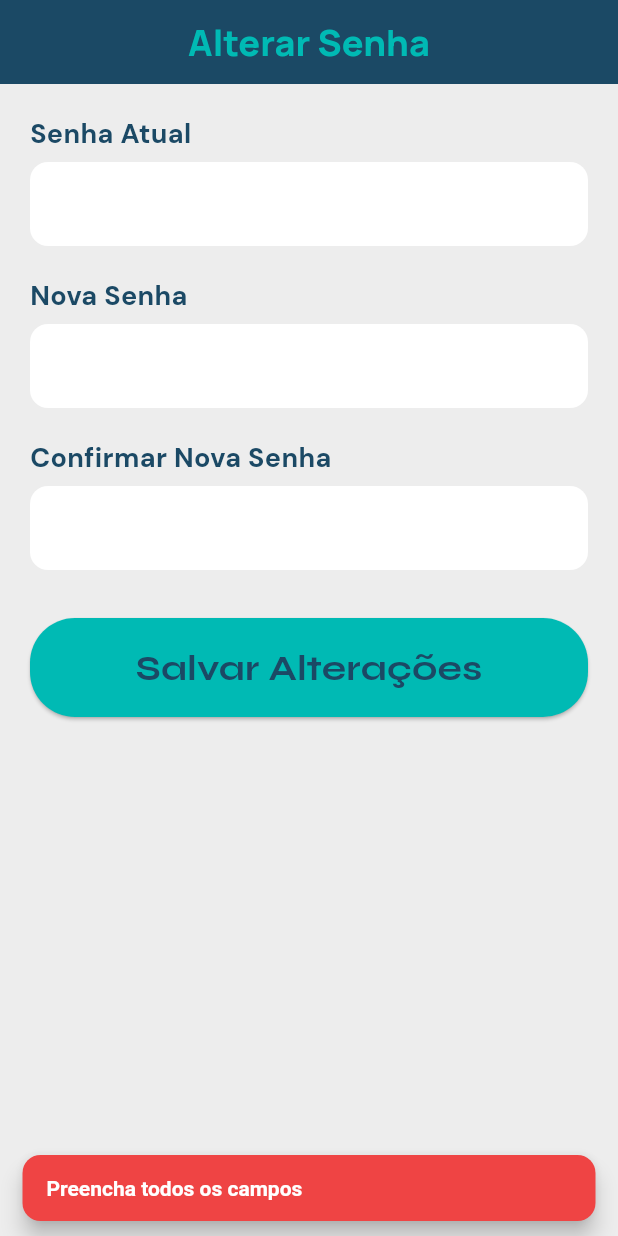
After one commit to larybino/MedApp, a Flutter app: the ChangePasswordScreen screen opened by its route, after a tap on "Salvar Alterações", on a phone screen of 412 x 824 dp. The commit adds this screen. Run offline on Flutter 3.47's test engine with Material 3 defaults, Android fonts, the phone set to English and light mode, and no system bars; our stand-ins replace dio, flutter_secure_storage, go_router, google_fonts, image_picker, mask_text_input_formatter; accounts and stored records are empty.

Commit message:
feat(frontend): adds change password screen

```diff
--- a/frontend/lib/core/api/api_endpoints.dart
+++ b/frontend/lib/core/api/api_endpoints.dart
@@ -19,5 +19,6 @@ class ApiEndpoints {
   static const String register = '/users/register';
   static const String forgotPassword = '/users/forgot-password';
   static const String resetPassword = '/users/reset-password';
+  static const String changePassword = '/users/change-password';
   static String userById(int id) => '/users/$id';
 }
--- a/frontend/lib/core/routing/routes.dart
+++ b/frontend/lib/core/routing/routes.dart
@@ -1,4 +1,5 @@
 import 'package:flutter/material.dart';
+import 'package:frontend/features/user/screens/change_password_screen.dart';
 import 'package:go_router/go_router.dart';
 import 'package:frontend/features/auth/screens/forgot_password_screen.dart';
 import 'package:frontend/features/auth/screens/login_screen.dart';
@@ -16,6 +17,7 @@ class Routes {
   static const String register = '/register';
   static const String forgotPassword = '/forgot-password';
   static const String resetPassword = '/reset-password';
+  static const String changePassword = '/change-password';
   static const String userProfile = '/user-profile';
   static const String editUser = '/edit-user';
   static const String settings = '/settings';
@@ -27,10 +29,10 @@ class Routes {
         path: splash,
         builder: (context, state) => const SplashScreen(),
       ),
-      GoRoute(
-        path: home,
-        // builder: (context, state) => const HomeScreen(),
-      ),
+      // GoRoute(
+      //   path: home,
+      //   // builder: (context, state) => const HomeScreen(),
+      // ),
       GoRoute(
         path: settings,
         builder: (context, state) => const SettingsScreen(),
@@ -52,6 +54,10 @@ class Routes {
         builder: (context, state) => const ResetPasswordScreen(),
       ),
       GoRoute(
+        path: changePassword,
+        builder: (context, state) => const ChangePasswordScreen(),
+      ),
+      GoRoute(
         path: userProfile,
         builder: (context, state) => const UserProfileScreen(),
       ),
--- a/frontend/lib/features/service/user_service.dart
+++ b/frontend/lib/features/service/user_service.dart
@@ -27,6 +27,17 @@ class UserService {
     }
   }
 
+  Future<void> changePassword(Map<String, dynamic> data) async {
+    try {
+      await _dio.post(
+        ApiEndpoints.changePassword,
+        data: data,
+      );
+    } on DioException catch (e) {
+      throw _handleError(e);
+    }
+  }
+
   String _handleError(DioException e) {
     if (e.response != null) {
       return e.response?.data['error']?.toString() ?? 'Erro desconhecido';
--- a/frontend/lib/features/settings/screens/settings_screen.dart
+++ b/frontend/lib/features/settings/screens/settings_screen.dart
@@ -103,6 +103,20 @@ class _SettingsScreenState extends State<SettingsScreen> {
                   ),
                   const Divider(height: 1, color: AppColors.lightGrey),
                   ListTile(
+                    leading: Icon(Icons.key),
+                    title: Text('Alterar senha'),
+                    trailing: Icon(Icons.arrow_forward_ios),
+                    iconColor: AppColors.secondary,
+                    onTap: () async {
+                      final updated = await context.push<bool>(Routes.changePassword);
+                      if (updated == true) {
+                        await context.read<UserProvider>().refreshUser();
+                      }
+                    },
+                    textColor: AppColors.secondary,
+                  ),
+                  const Divider(height: 1, color: AppColors.lightGrey),
+                  ListTile(
                     leading: Icon(Icons.notifications),
                     title: Text('Notificação'),
                     trailing: Icon(Icons.arrow_forward_ios),
--- /dev/null
+++ b/frontend/lib/features/user/screens/change_password_screen.dart
@@ -0,0 +1,166 @@
+import 'package:flutter/material.dart';
+import 'package:go_router/go_router.dart';
+
+import 'package:frontend/shared/widgets/index.dart';
+import 'package:frontend/features/service/user_service.dart';
+
+class ChangePasswordScreen extends StatefulWidget {
+  const ChangePasswordScreen({super.key});
+
+  @override
+  State<ChangePasswordScreen> createState() =>
+      _ChangePasswordScreenState();
+}
+
+class _ChangePasswordScreenState
+    extends State<ChangePasswordScreen> {
+  final _oldPasswordController = TextEditingController();
+  final _newPasswordController = TextEditingController();
+  final _confirmPasswordController = TextEditingController();
+
+  final _userService = UserService();
+
+  bool _isLoading = false;
+
+  Future<void> _changePassword() async {
+    final currentPassword =
+        _oldPasswordController.text.trim();
+
+    final newPassword =
+        _newPasswordController.text.trim();
+
+    final confirmPassword =
+        _confirmPasswordController.text.trim();
+
+    if (currentPassword.isEmpty ||
+        newPassword.isEmpty ||
+        confirmPassword.isEmpty) {
+      ErrorMessage.show(
+        context,
+        'Preencha todos os campos',
+      );
+      return;
+    }
+
+    if (newPassword.length < 6) {
+      ErrorMessage.show(
+        context,
+        'A nova senha deve ter pelo menos 6 caracteres',
+      );
+      return;
+    }
+
+    if (newPassword != confirmPassword) {
+      ErrorMessage.show(
+        context,
+        'As senhas não coincidem',
+      );
+      return;
+    }
+
+    setState(() => _isLoading = true);
+
+    try {
+      await _userService.changePassword(
+        {
+          'oldPassword': currentPassword,
+          'newPassword': newPassword,
+        },
+      );
+
+      if (!mounted) return;
+
+      ScaffoldMessenger.of(context).showSnackBar(
+        const SnackBar(
+          content: Text('Senha alterada com sucesso!'),
+        ),
+      );
+
+      context.pop();
+    } catch (e) {
+      if (!mounted) return;
+
+      ErrorMessage.show(
+        context,
+        e.toString(),
+      );
+    } finally {
+      if (mounted) {
+        setState(() => _isLoading = false);
+      }
+    }
+  }
+
+  @override
+  void dispose() {
+    _oldPasswordController.dispose();
+    _newPasswordController.dispose();
+    _confirmPasswordController.dispose();
+    super.dispose();
+  }
+
+  @override
+  Widget build(BuildContext context) {
+    final width = MediaQuery.of(context).size.width;
+
+    return Scaffold(
+      appBar: AppBar(
+        title: const Text('Alterar Senha'),
+        centerTitle: true,
+      ),
+      body: _isLoading
+          ? const Center(
+              child: CircularProgressIndicator(),
+            )
+          : SingleChildScrollView(
+              padding: const EdgeInsets.all(20),
+              child: Center(
+                child: ConstrainedBox(
+                  constraints: BoxConstraints(
+                    maxWidth:
+                        width * 0.97 > 500
+                            ? 500
+                            : width * 0.97,
+                  ),
+                  child: Column(
+                    crossAxisAlignment:
+                        CrossAxisAlignment.stretch,
+                    children: [
+                      CustomTextField(
+                        label: 'Senha Atual',
+                        controller:
+                            _oldPasswordController,
+                        obscureText: true,
+                      ),
+
+                      const SizedBox(height: 20),
+
+                      CustomTextField(
+                        label: 'Nova Senha',
+                        controller: _newPasswordController,
+                        obscureText: true,
+                      ),
+
+                      const SizedBox(height: 20),
+
+                      CustomTextField(
+                        label: 'Confirmar Nova Senha',
+                        controller:
+                            _confirmPasswordController,
+                        obscureText: true,
+                      ),
+
+                      const SizedBox(height: 32),
+
+                      PrimaryButton(
+                        label: 'Salvar Alterações',
+                        onPressed: _changePassword,
+                      ),
+                    ],
+                  ),
+                ),
+              ),
+            ),
+    );
+  }
+}
```
